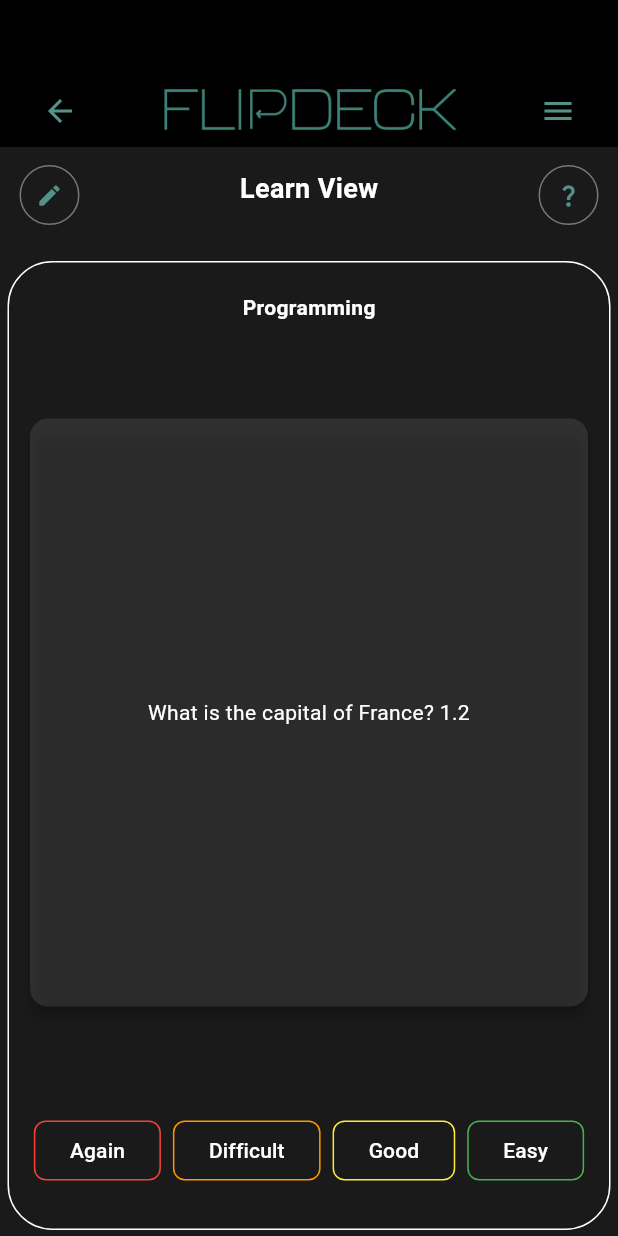
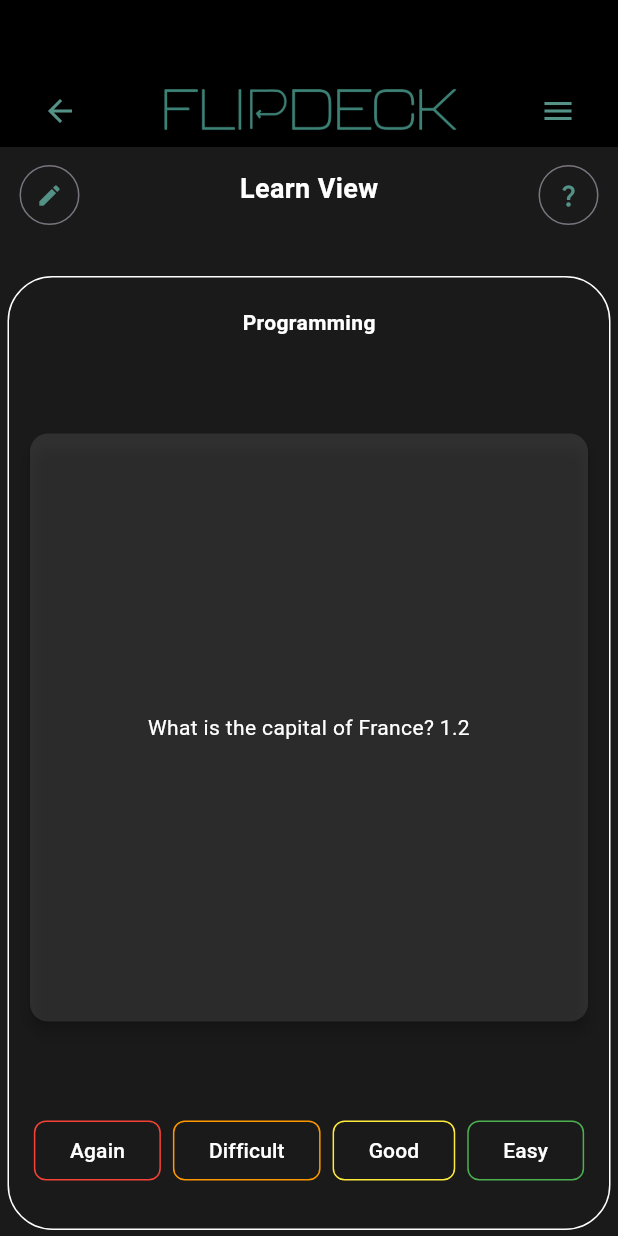
Before and after one commit to LukasWeber2000/flashcards_SoSe24_Augsburg, a Flutter app: the Learn screen opened directly, on a phone screen of 412 x 824 dp. Run offline on Flutter 3.47's test engine with Material 3 defaults, Android fonts, the phone set to English and light mode, and no system bars; drawn by our look-alikes of flip_card; our stand-ins replace toastification.

Commit message:
Positioning Changes

```diff
--- a/lib/Decks/deck_selection_view.dart
+++ b/lib/Decks/deck_selection_view.dart
@@ -105,7 +105,9 @@ class DeckSelection extends StatelessWidget {
           ),
         ),
         const Spacer(),
-        OutlinedButton(
+        Padding(
+          padding: const EdgeInsets.only(bottom: 15.0),
+          child: OutlinedButton(
             onPressed: openAddDeckDialog,
             style: OutlinedButton.styleFrom(
                 side: const BorderSide(color: Color(0xFF549186)),
@@ -115,6 +117,7 @@ class DeckSelection extends StatelessWidget {
                     borderRadius: BorderRadius.circular(8))),
             child: const Icon(Icons.add),
           ),
+        ),
       ],
     );
   }
--- a/lib/Learn/learn_view.dart
+++ b/lib/Learn/learn_view.dart
@@ -85,11 +85,11 @@ class _LearnState extends State<Learn> {
                       ),
                     ),
                     const Spacer(),
-                    FittedBox(
+                    const FittedBox(
                       fit: BoxFit.scaleDown,
                       child: Text(
                         'Learn View',
-                        style: const TextStyle(
+                        style: TextStyle(
                           color: Colors.white,
                           fontWeight: FontWeight.bold,
                           fontSize: 18,
@@ -112,7 +112,7 @@ class _LearnState extends State<Learn> {
                 ),
 
                 Padding(
-                  padding: const EdgeInsets.only(top:20.0,left:5,right: 5),
+                  padding: const EdgeInsets.only(top:30.0,left:5,right: 5),
                   child: Container(
                     decoration: BoxDecoration(
                         borderRadius: BorderRadius.circular(30),
@@ -155,7 +155,7 @@ class _LearnState extends State<Learn> {
                                 ),
 
                                 Padding(
-                                  padding: const EdgeInsets.only(top:60.0),
+                                  padding: const EdgeInsets.only(top:50.0),
                                   child: ButtonBar(
                                     alignment: MainAxisAlignment.center,
                                     children: [
```
Lines whose indentation alone changed are shown as unchanged.
